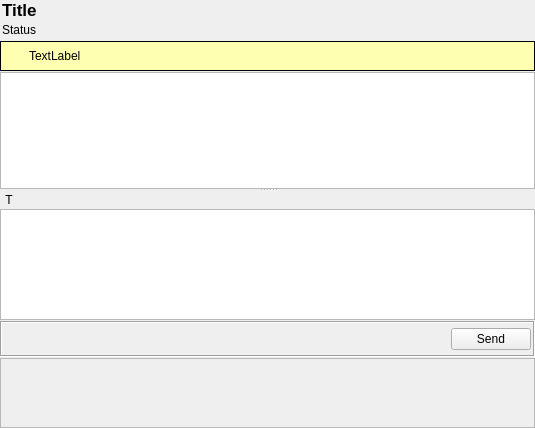
This is retroshare-gui/src/gui/chat/ChatWidget.ui in RetroShare/RetroShare as Qt 5 draws it before an edit. The edited form follows.
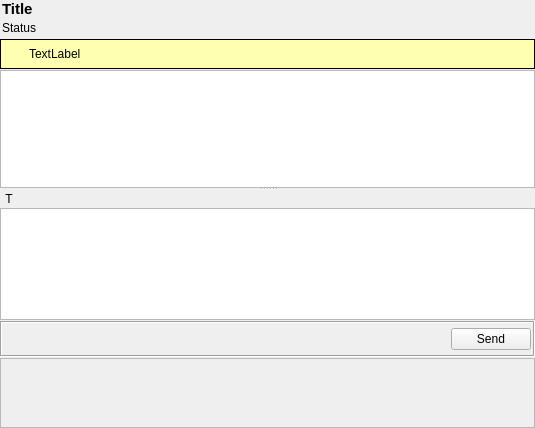
This is the edited form. Icons and pictures are not drawn. Custom widgets are drawn as their Qt base class.

What changed in the file:
```diff
--- a/retroshare-gui/src/gui/chat/ChatWidget.ui
+++ b/retroshare-gui/src/gui/chat/ChatWidget.ui
@@ -38,11 +38,9 @@
       <widget class="QLabel" name="titleLabel">
        <property name="font">
         <font>
-         <family>Arial</family>
-         <pointsize>13</pointsize>
+         <pointsize>11</pointsize>
          <weight>75</weight>
          <bold>true</bold>
-         <kerning>true</kerning>
         </font>
        </property>
        <property name="text">
@@ -54,7 +52,6 @@
       <widget class="QLabel" name="statusMessageLabel">
        <property name="font">
         <font>
-         <family>Arial</family>
          <pointsize>9</pointsize>
         </font>
        </property>
```
